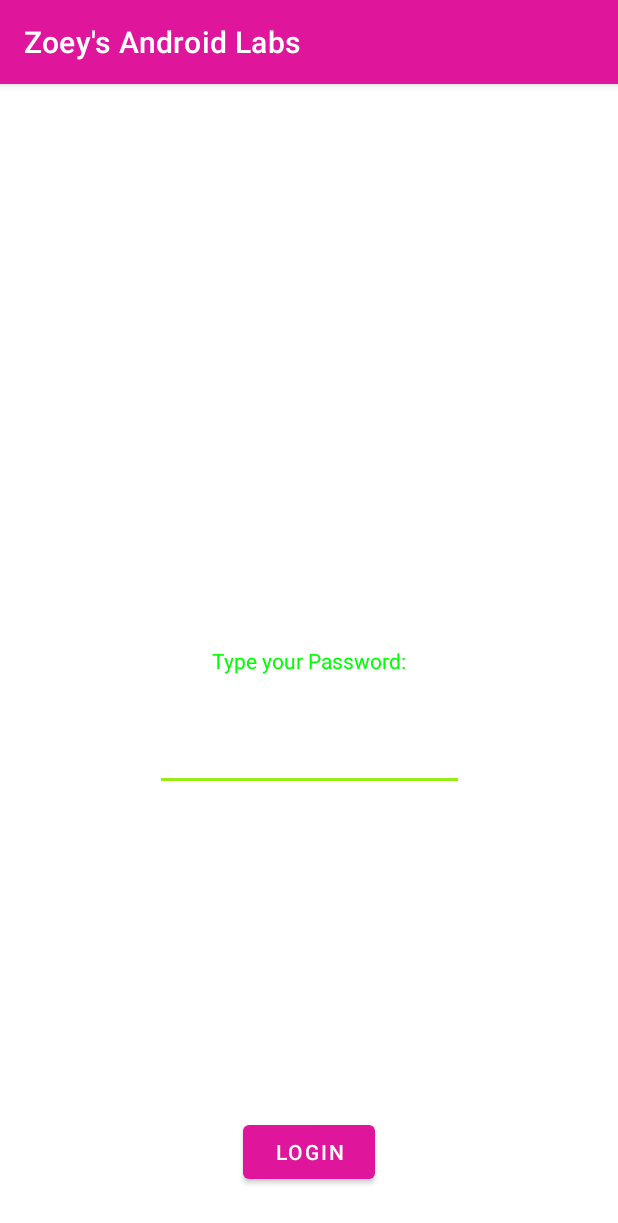
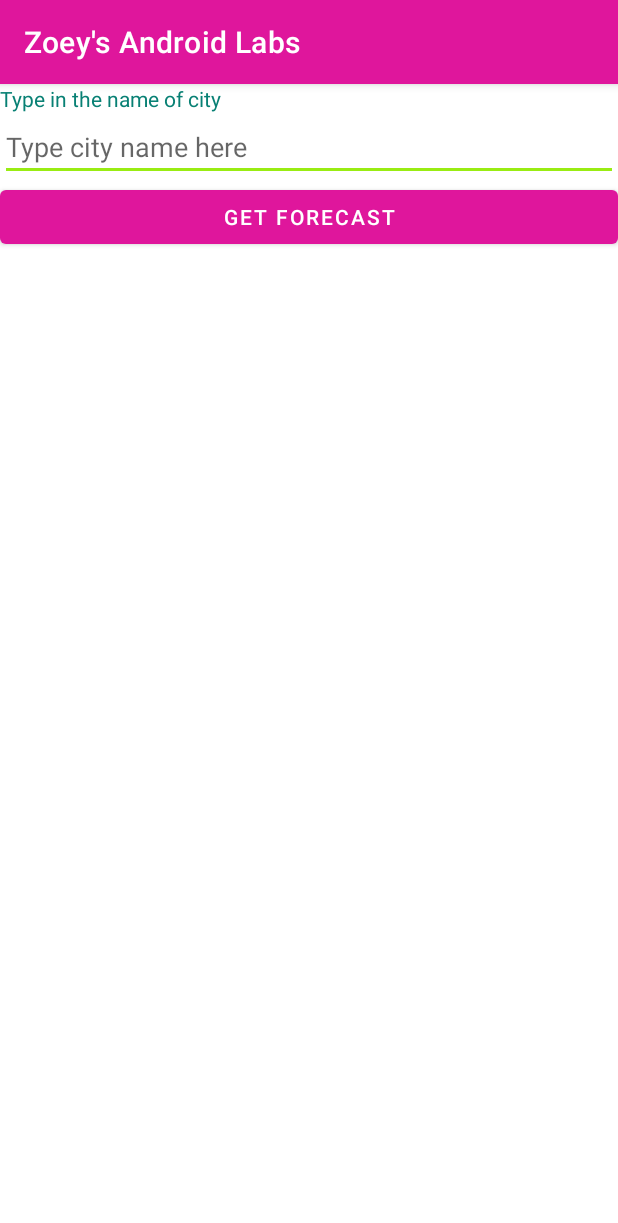
Before and after one commit to Yingyingyyz/YingSAndroidLabs, an Android app: the screen it shows after launch (PasswordActivity before the commit, MainActivity after it), on a phone screen of 412 x 824 dp. Shown: the top 1223 px of the screen. Run offline under Robolectric (Android 15) with nearby library versions, the phone set to English and light mode, and no system bars.

Commit message:
Finished Week9 in JSON

```diff
--- a/app/src/main/res/layout/activity_main.xml
+++ b/app/src/main/res/layout/activity_main.xml
@@ -1,6 +1,6 @@
 <?xml version="1.0" encoding="utf-8"?>
-<LinearLayout xmlns:android="http://schemas.android.com/apk/res/android"
-    xmlns:app="http://schemas.android.com/apk/res-auto"
+<LinearLayout
+    xmlns:android="http://schemas.android.com/apk/res/android"
     xmlns:tools="http://schemas.android.com/tools"
     android:layout_width="match_parent"
     android:layout_height="match_parent"
@@ -8,31 +8,62 @@
     tools:context=".MainActivity">
 
     <TextView
-        android:layout_width="wrap_content"
+        android:layout_width="match_parent"
         android:layout_height="wrap_content"
-        android:text="Enter your email address：" />
+        android:text="Type in the name of city" />
 
     <EditText
-        android:id="@+id/email_edit"
+        android:id="@+id/cityTextField"
         android:layout_width="match_parent"
         android:layout_height="wrap_content"
-        android:hint="Type email here" />
+        android:hint="Type city name here"/>
+
+    <Button
+        android:layout_width="match_parent"
+        android:layout_height="wrap_content"
+        android:layout_marginBottom="50dp"
+        android:text="Get forecast"
+        android:id="@+id/forecastButton"/>
 
     <TextView
-        android:layout_width="wrap_content"
-        android:layout_height="wrap_content"
-        android:text="Type your password：" />
-
-    <EditText
-        android:id="@+id/password_edit"
+        android:id="@+id/temp"
+        android:visibility="invisible"
         android:layout_width="match_parent"
         android:layout_height="wrap_content"
-        android:inputType="textPassword" />
+        android:text="Temp goes here" />
 
-    <Button
-        android:id="@+id/login_btn"
+    <TextView
+        android:id="@+id/maxTemp"
+        android:visibility="invisible"
         android:layout_width="match_parent"
         android:layout_height="wrap_content"
-        android:text="login" />
+        android:text="Max goes here" />
+
+    <TextView
+        android:id="@+id/minTemp"
+        android:visibility="invisible"
+        android:layout_width="match_parent"
+        android:layout_height="wrap_content"
+        android:text="min goes here" />
+
+    <TextView
+        android:id="@+id/humidity"
+        android:visibility="invisible"
+        android:layout_width="match_parent"
+        android:layout_height="wrap_content"
+        android:text="Humidity goes here" />
+
+    <ImageView
+        android:id="@+id/icon"
+        android:visibility="invisible"
+        android:layout_width="300dp"
+        android:layout_height="300dp"/>
+
+    <TextView
+        android:id="@+id/description"
+        android:visibility="invisible"
+        android:layout_width="match_parent"
+        android:layout_height="wrap_content"
+        android:text="Description goes here" />
 
 </LinearLayout>
```
Also changed, not shown: app/src/main/AndroidManifest.xml (+3 -20 lines), app/src/main/java/algonquin/cst2335/zhao0211/MainActivity.java (+113 -53 lines).
